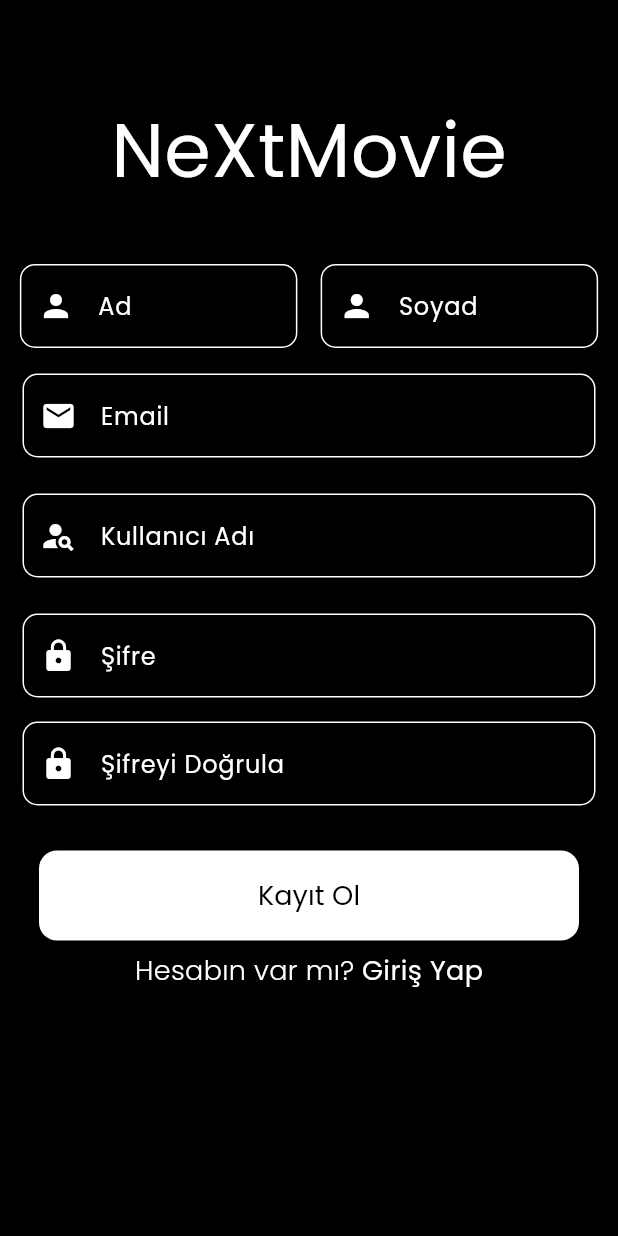
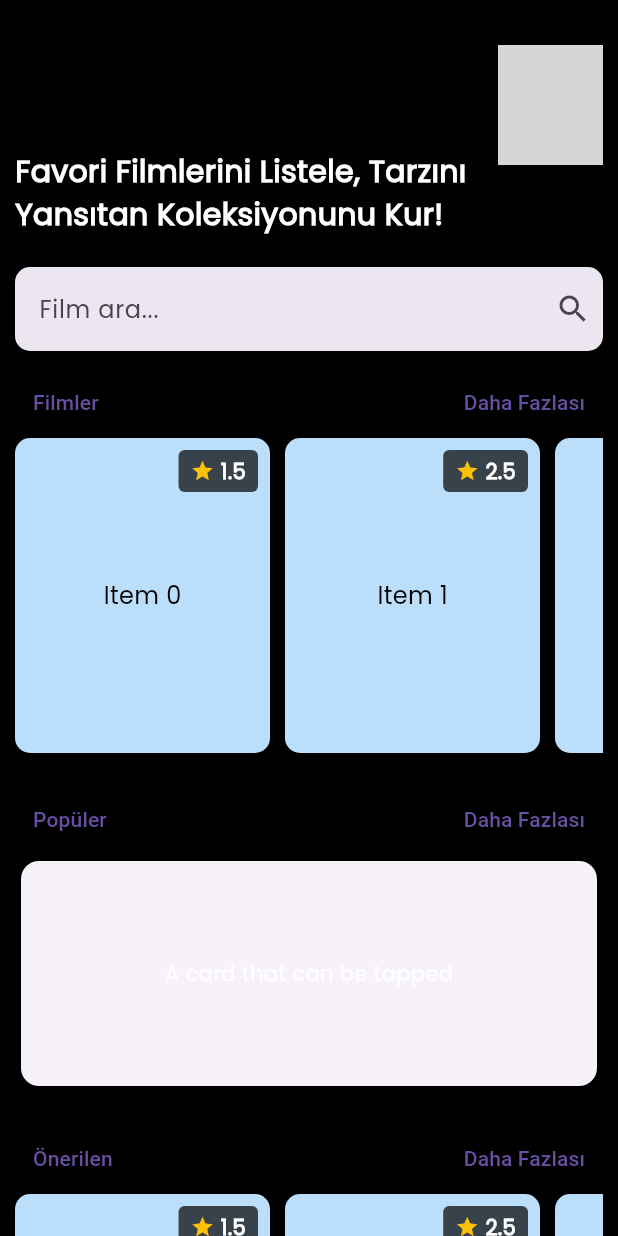
Before and after one commit to sedanuryavuz/movies_app, a Flutter app: the screen it shows after launch, on a phone screen of 412 x 824 dp. Run offline on Flutter 3.47's test engine with Material 3 defaults, Android fonts, the phone set to English and light mode, and no system bars; network calls fail; grey boxes are pictures that could not be loaded.

Commit message:
Completed home page UI design

```diff
--- a/lib/core/constants/app_text_styles.dart
+++ b/lib/core/constants/app_text_styles.dart
@@ -29,4 +29,9 @@ class AppTextStyles {
     fontFamily: 'Poppins',
     fontWeight: FontWeight.w500,
   );
+  static const TextStyle sloganStyle = TextStyle(
+    fontFamily: 'Poppins',
+    fontWeight: FontWeight.w800,
+    fontSize: 20,
+  );
 }
--- a/lib/main.dart
+++ b/lib/main.dart
@@ -1,7 +1,5 @@
 import 'package:flutter/material.dart';
-import 'package:movies_app/presentation/pages/login_page.dart';
-import 'package:movies_app/presentation/pages/register_page.dart';
-
+import 'package:movies_app/presentation/pages/home_page.dart';
 import 'core/constants/app_theme.dart';
 
 void main() {
@@ -18,7 +16,7 @@ class MyApp extends StatelessWidget {
       title: 'Flutter Demo',
       debugShowCheckedModeBanner: false,
       theme: AppTheme.lightTheme,
-      home: RegisterPage(),
+      home: HomePage(),
     );
   }
 }
--- /dev/null
+++ b/lib/presentation/pages/home_page.dart
@@ -0,0 +1,227 @@
+import 'package:flutter/material.dart';
+
+import '../../core/constants/app_text_styles.dart';
+
+class HomePage extends StatefulWidget {
+  const HomePage({super.key});
+
+  @override
+  State<HomePage> createState() => _HomePageState();
+}
+
+class _HomePageState extends State<HomePage> {
+  @override
+  Widget build(BuildContext context) {
+    return Scaffold(
+      body: SingleChildScrollView(
+        child: Stack(
+          children: [
+            Padding(
+              padding: const EdgeInsets.only(top: 100, left: 10, right: 10),
+              child: Column(
+                crossAxisAlignment: CrossAxisAlignment.start,
+                children: [
+                  Text(
+                    "Favori Filmlerini Listele, Tarzını Yansıtan Koleksiyonunu Kur!",
+                    style: AppTextStyles.sloganStyle,
+                  ),
+                  const SizedBox(height: 20),
+                  SearchBar(
+                    hintText: "Film ara...",
+                    trailing: [
+                      Icon(Icons.search),
+                    ],
+                    shape: WidgetStateProperty.all(
+                      RoundedRectangleBorder(
+                        borderRadius: BorderRadius.circular(10),
+                      ),
+                    ),
+                  ),
+                  const SizedBox(height: 10),
+                  Row(
+                    children: [
+                      TextButton(onPressed: (){}, child: Text("Filmler")),
+                      Spacer(),
+                      TextButton(
+                        onPressed: () {},
+                        child: Text("Daha Fazlası"),
+                      ),
+                    ],
+                  ),
+                  SingleChildScrollView(
+                    scrollDirection: Axis.horizontal,
+                    child: Row(
+                      children: List.generate(5, (index) {
+                        return Container(
+                          width: 170,
+                          height: 210,
+                          margin: const EdgeInsets.only(right: 10),
+                          decoration: BoxDecoration(
+                            color: Colors.blue.shade100,
+                            borderRadius: BorderRadius.circular(10),
+                          ),
+                          child: Stack(
+                            children: [
+                              Center(
+                                child: Text(
+                                  "Item $index",
+                                  style: const TextStyle(
+                                    color: Colors.black,
+                                    fontSize: 16,
+                                  ),
+                                ),
+                              ),
+                              Positioned(
+                                top: 8,
+                                right: 8,
+                                child: Container(
+                                  padding: const EdgeInsets.symmetric(horizontal: 8, vertical: 4),
+                                  decoration: BoxDecoration(
+                                    color: Colors.black.withOpacity(0.7),
+                                    borderRadius: BorderRadius.circular(4),
+                                  ),
+                                  child: Row(
+                                    mainAxisSize: MainAxisSize.min,
+                                    children: [
+                                      Icon(
+                                        Icons.star,
+                                        color: Colors.amber,
+                                        size: 16,
+                                      ),
+                                      const SizedBox(width: 4),
+                                      Text(
+                                        "${(index + 1.5).toStringAsFixed(1)}",
+                                        style: const TextStyle(
+                                          color: Colors.white,
+                                          fontSize: 14,
+                                          fontWeight: FontWeight.bold,
+                                        ),
+                                      ),
+                                    ],
+                                  ),
+                                ),
+                              ),
+                            ],
+                          ),
+                        );
+                      }),
+                    ),
+                  ),
+                  const SizedBox(height: 20),
+                  Row(
+                    children: [
+                      TextButton(onPressed: (){}, child: Text("Popüler")),
+                      Spacer(),
+                      TextButton(
+                        onPressed: () {},
+                        child: Text("Daha Fazlası"),
+                      ),
+                    ],
+                  ),
+                  Card(
+                    clipBehavior: Clip.hardEdge,
+                    child: InkWell(
+                      splashColor: Colors.blue.withAlpha(30),
+                      onTap: () {
+                        debugPrint('Card tapped.');
+                      },
+                      child: const SizedBox(
+                        width: double.infinity,
+                        height: 150,
+                        child: Center(
+                          child: Text('A card that can be tapped'),
+                        ),
+                      ),
+                    ),
+                  ),
+                  const SizedBox(height: 20),
+                  Row(
+                    children: [
+                      TextButton(onPressed: (){}, child: Text("Önerilen")),
+                      Spacer(),
+                      TextButton(
+                        onPressed: () {},
+                        child: Text("Daha Fazlası"),
+                      ),
+                    ],
+                  ),
+                  SingleChildScrollView(
+                    scrollDirection: Axis.horizontal,
+                    child: Row(
+                      children: List.generate(5, (index) {
+                        return Container(
+                          width: 170,
+                          height: 210,
+                          margin: const EdgeInsets.only(right: 10),
+                          decoration: BoxDecoration(
+                            color: Colors.blue.shade100,
+                            borderRadius: BorderRadius.circular(10),
+                          ),
+                          child: Stack(
+                            children: [
+                              Center(
+                                child: Text(
+                                  "Item $index",
+                                  style: const TextStyle(
+                                    color: Colors.black,
+                                    fontSize: 16,
+                                  ),
+                                ),
+                              ),
+                              Positioned(
+                                top: 8,
+                                right: 8,
+                                child: Container(
+                                  padding: const EdgeInsets.symmetric(horizontal: 8, vertical: 4),
+                                  decoration: BoxDecoration(
+                                    color: Colors.black.withOpacity(0.7),
+                                    borderRadius: BorderRadius.circular(4),
+                                  ),
+                                  child: Row(
+                                    mainAxisSize: MainAxisSize.min,
+                                    children: [
+                                      Icon(
+                                        Icons.star,
+                                        color: Colors.amber,
+                                        size: 16,
+                                      ),
+                                      const SizedBox(width: 4),
+                                      Text(
+                                        "${(index + 1.5).toStringAsFixed(1)}",
+                                        style: const TextStyle(
+                                          color: Colors.white,
+                                          fontSize: 14,
+                                          fontWeight: FontWeight.bold,
+                                        ),
+                                      ),
+                                    ],
+                                  ),
+                                ),
+                              ),
+                            ],
+                          ),
+                        );
+                      }),
+                    ),
+                  ),
+                ],
+              ),
+            ),
+            Positioned(
+              top: 30,
+              right: 10,
+              child: SizedBox(
+                width: 70,
+                height: 80,
+                child: CircleAvatar(
+                  radius: 24,
+                  backgroundImage: NetworkImage("https://picsum.photos/seed/904/600"),
+                ),
+              ),
+            ),
+          ],
+        ),
+      ),
+    );
+  }
+}
```
